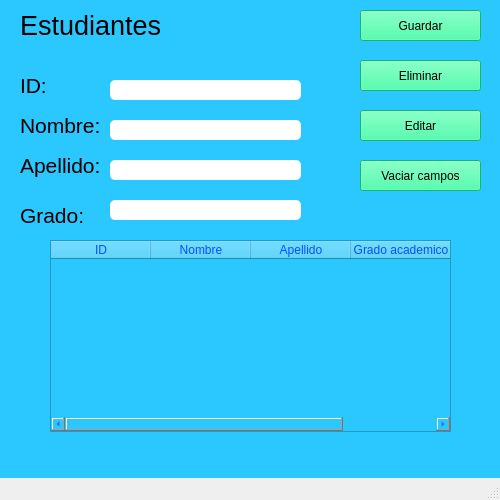
Qt form Interfaces/Interfaz.ui (FranciscoMelen10/Practica-con-Qt-Desinger-y-Mysql) before a commit.
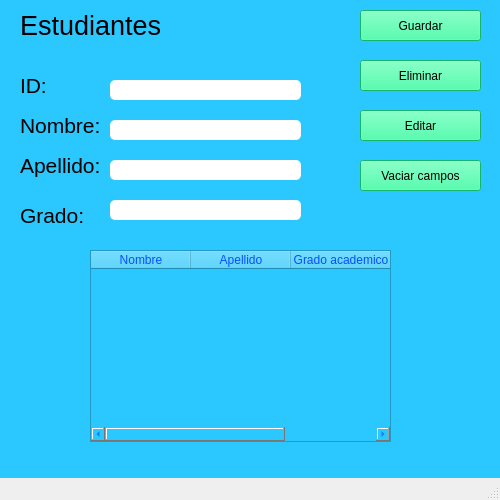
The same form after that commit.

```diff
--- a/Interfaces/Interfaz.ui
+++ b/Interfaces/Interfaz.ui
@@ -185,17 +185,12 @@
    <widget class="QTableWidget" name="TB_Estudiantes">
     <property name="geometry">
      <rect>
-      <x>50</x>
-      <y>240</y>
-      <width>401</width>
+      <x>90</x>
+      <y>250</y>
+      <width>301</width>
       <height>192</height>
      </rect>
     </property>
-    <column>
-     <property name="text">
-      <string>ID</string>
-     </property>
-    </column>
     <column>
      <property name="text">
       <string>Nombre</string>
```
